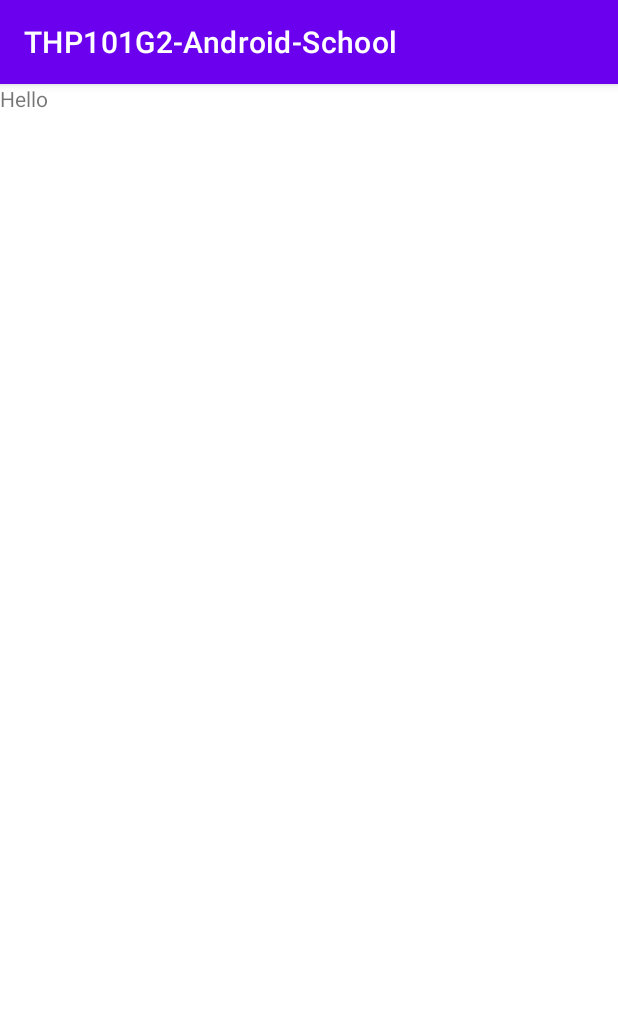
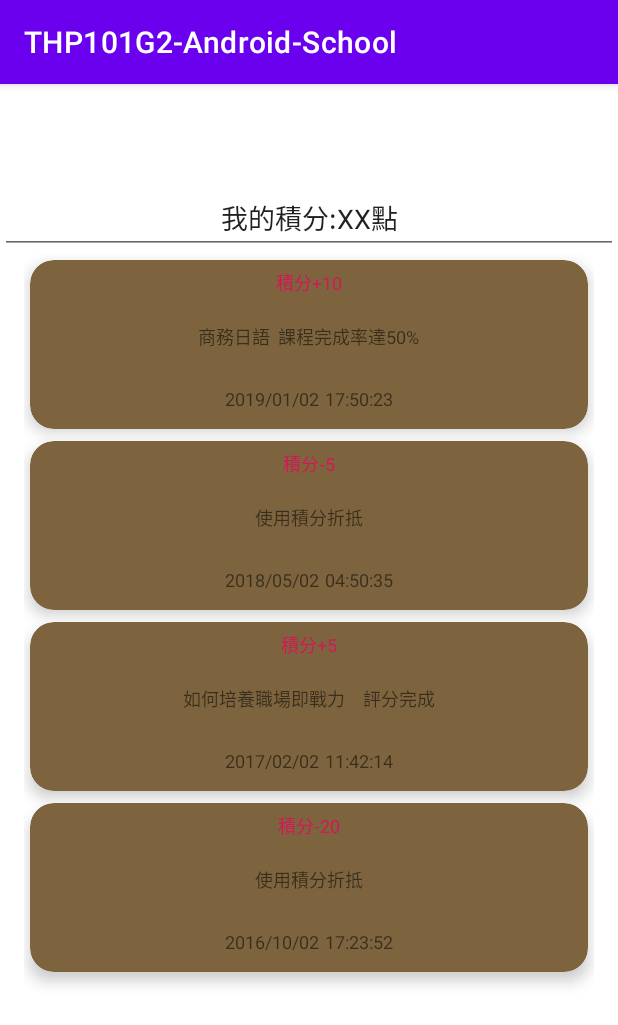
Before and after one commit to sonic711/THP101G2-Android-School, an Android app: the fragment PointFragment shown on its own in the app's theme, on a phone screen of 412 x 824 dp. Shown: the top 1025 px of the screen. Run offline under Robolectric (Android 15) with nearby library versions, the phone set to English and light mode, and no system bars; our stand-ins replace data binding.

Commit message:
獎勵 積分歷史紀錄畫面

```diff
--- /dev/null
+++ b/app/src/main/java/com/example/thp101g2_android_school/point/controller/PointAdapter.kt
@@ -0,0 +1,48 @@
+package com.example.thp101g2_android_school.point.controller
+
+import android.os.Bundle
+import android.view.LayoutInflater
+import android.view.ViewGroup
+import androidx.lifecycle.findViewTreeLifecycleOwner
+import androidx.recyclerview.widget.RecyclerView
+import com.example.thp101g2_android_school.databinding.FragmentPointBinding
+import com.example.thp101g2_android_school.databinding.FragmentPointItemviewBinding
+import com.example.thp101g2_android_school.point.model.Point
+import com.example.thp101g2_android_school.point.viewmodel.PointViewInfoModel
+
+class PointAdapter(private var reasons: List<Point>) :
+    RecyclerView.Adapter<PointAdapter.ReasonViewHolder>() {
+
+    fun updateReasons(reasons: List<Point>) {
+        this.reasons = reasons
+        notifyDataSetChanged()
+    }
+
+    class ReasonViewHolder(val itemViewBinding: FragmentPointItemviewBinding) :
+        RecyclerView.ViewHolder(itemViewBinding.root)
+
+
+    override fun getItemCount(): Int {
+        return reasons.size
+    }
+
+    override fun onCreateViewHolder(parent: ViewGroup, viewType: Int): ReasonViewHolder {
+        val itemViewBinding = FragmentPointItemviewBinding.inflate(
+            LayoutInflater.from(parent.context), parent, false
+        )
+        itemViewBinding.viewModel = PointViewInfoModel()
+        itemViewBinding.lifecycleOwner = parent.findViewTreeLifecycleOwner()
+        return ReasonViewHolder(itemViewBinding)
+    }
+
+    override fun onBindViewHolder(holder: ReasonViewHolder, position: Int) {
+        val reason = reasons[position]
+        with(holder) {
+            itemViewBinding.viewModel?.reason ?. value = reason
+            val bundle = Bundle()
+            bundle.putSerializable("reason", reason)
+
+        }
+    }
+
+}
--- a/app/src/main/java/com/example/thp101g2_android_school/point/controller/PointFragment.kt
+++ b/app/src/main/java/com/example/thp101g2_android_school/point/controller/PointFragment.kt
@@ -6,28 +6,40 @@ import androidx.fragment.app.Fragment
 import android.view.LayoutInflater
 import android.view.View
 import android.view.ViewGroup
+import androidx.fragment.app.viewModels
+import androidx.recyclerview.widget.LinearLayoutManager
 import com.example.thp101g2_android_school.R
+import com.example.thp101g2_android_school.databinding.FragmentPointBinding
 import com.example.thp101g2_android_school.point.viewmodel.PointViewModel
 
 class PointFragment : Fragment() {
+    private lateinit var binding:FragmentPointBinding
 
-    companion object {
-        fun newInstance() = PointFragment()
-    }
 
-    private lateinit var viewModel: PointViewModel
 
     override fun onCreateView(
         inflater: LayoutInflater, container: ViewGroup?,
         savedInstanceState: Bundle?
     ): View? {
-        return inflater.inflate(R.layout.fragment_point, container, false)
+        val viewModel:PointViewModel by viewModels()
+        binding = FragmentPointBinding.inflate(inflater, container,false)
+        binding.viewModel = viewModel
+        binding.lifecycleOwner = this
+        return  binding.root
     }
 
-    override fun onActivityCreated(savedInstanceState: Bundle?) {
-        super.onActivityCreated(savedInstanceState)
-        viewModel = ViewModelProvider(this).get(PointViewModel::class.java)
-        // TODO: Use the ViewModel
+
+    override fun onViewCreated(view: View, savedInstanceState: Bundle?) {
+       with(binding){
+           recyclerView.layoutManager = LinearLayoutManager(requireContext())
+           viewModel?.reasons?.observe(viewLifecycleOwner){
+                   reasons -> recyclerView.adapter = PointAdapter(reasons)
+           }
+       }
+
+
     }
 
+
+
 }
--- a/app/src/main/java/com/example/thp101g2_android_school/point/model/Point.kt
+++ b/app/src/main/java/com/example/thp101g2_android_school/point/model/Point.kt
@@ -1,4 +1,6 @@
 package com.example.thp101g2_android_school.point.model
 
-class Point {
+import java.io.Serializable
+
+class Point(val point:String,val reasonof:String, val timeof:String): Serializable {
 }
--- /dev/null
+++ b/app/src/main/java/com/example/thp101g2_android_school/point/viewmodel/PointViewInfoModel.kt
@@ -0,0 +1,9 @@
+package com.example.thp101g2_android_school.point.viewmodel
+
+import androidx.lifecycle.MutableLiveData
+import androidx.lifecycle.ViewModel
+import com.example.thp101g2_android_school.point.model.Point
+
+class PointViewInfoModel: ViewModel() {
+    val reason: MutableLiveData<Point> by lazy { MutableLiveData<Point>() }
+}
--- a/app/src/main/java/com/example/thp101g2_android_school/point/viewmodel/PointViewModel.kt
+++ b/app/src/main/java/com/example/thp101g2_android_school/point/viewmodel/PointViewModel.kt
@@ -1,7 +1,39 @@
 package com.example.thp101g2_android_school.point.viewmodel
 
+import androidx.lifecycle.MutableLiveData
 import androidx.lifecycle.ViewModel
+import com.example.thp101g2_android_school.point.model.Point
 
 class PointViewModel : ViewModel() {
-    // TODO: Implement the ViewModel
+    private var reasonList = mutableListOf<Point>()
+    val reasons: MutableLiveData<List<Point>> by lazy { MutableLiveData<List<Point>>() }
+
+    init {
+        loadReasons()
+    }
+
+
+    private fun loadReasons() {
+        val point1 = "積分+10"
+        val point2 = "積分-5"
+        val point3 = "積分+5"
+        val point4 = "積分-20"
+        val reason1 = "商務日語\t課程完成率達50%"
+        val reason2 = "使用積分折抵"
+        val reason3 = "如何培養職場即戰力\t評分完成"
+        val reason4 = "使用積分折抵"
+        val dateString1 = "2019/01/02\t17:50:23"
+        val dateString2 = "2018/05/02\t04:50:35"
+        val dateString3 = "2017/02/02\t11:42:14"
+        val dateString4 = "2016/10/02\t17:23:52"
+        val reasonList = mutableListOf<Point>()
+        reasonList.add(Point(point1,reason1,dateString1))
+        reasonList.add(Point(point2,reason2,dateString2))
+        reasonList.add(Point(point3,reason3,dateString3))
+        reasonList.add(Point(point4,reason4,dateString4))
+        this.reasonList = reasonList
+        this.reasons.value = reasonList
+
+
+    }
 }
--- a/app/src/main/res/layout/fragment_point.xml
+++ b/app/src/main/res/layout/fragment_point.xml
@@ -1,13 +1,44 @@
 <?xml version="1.0" encoding="utf-8"?>
-<FrameLayout xmlns:android="http://schemas.android.com/apk/res/android"
+<layout xmlns:android="http://schemas.android.com/apk/res/android"
+    xmlns:app="http://schemas.android.com/apk/res-auto"
     xmlns:tools="http://schemas.android.com/tools"
-    android:layout_width="match_parent"
-    android:layout_height="match_parent"
     tools:context=".point.controller.PointFragment">
 
-    <TextView
+    <data>
+
+        <variable
+            name="viewModel"
+            type="com.example.thp101g2_android_school.point.viewmodel.PointViewModel" />
+    </data>
+
+    <androidx.constraintlayout.widget.ConstraintLayout
         android:layout_width="match_parent"
-        android:layout_height="match_parent"
-        android:text="Hello" />
+        android:layout_height="match_parent">
 
-</FrameLayout>
+        <androidx.recyclerview.widget.RecyclerView
+            android:id="@+id/recyclerView"
+            android:layout_width="0dp"
+            android:layout_height="0dp"
+            android:layout_marginStart="16dp"
+            android:layout_marginEnd="16dp"
+            android:layout_marginBottom="50dp"
+            app:layout_constraintBottom_toBottomOf="parent"
+            app:layout_constraintEnd_toEndOf="parent"
+            app:layout_constraintStart_toStartOf="parent"
+            app:layout_constraintTop_toBottomOf="@+id/etAllPoint"
+            app:layout_constraintVertical_bias="0.0" />
+
+        <EditText
+            android:id="@+id/etAllPoint"
+            android:layout_width="0dp"
+            android:layout_height="wrap_content"
+            android:layout_marginTop="66dp"
+            android:ems="10"
+            android:inputType="textPersonName"
+            android:text="我的積分:XX點"
+            android:gravity="center_horizontal"
+            app:layout_constraintEnd_toEndOf="parent"
+            app:layout_constraintStart_toStartOf="parent"
+            app:layout_constraintTop_toTopOf="parent" />
+    </androidx.constraintlayout.widget.ConstraintLayout>
+</layout>
--- /dev/null
+++ b/app/src/main/res/layout/fragment_point_itemview.xml
@@ -0,0 +1,63 @@
+<?xml version="1.0" encoding="utf-8"?>
+<layout xmlns:android="http://schemas.android.com/apk/res/android"
+    xmlns:app="http://schemas.android.com/apk/res-auto"
+    xmlns:tools="http://schemas.android.com/tools">
+
+    <data>
+
+        <variable
+            name="viewModel"
+            type="com.example.thp101g2_android_school.point.viewmodel.PointViewInfoModel" />
+    </data>
+
+
+
+
+        <androidx.cardview.widget.CardView
+            android:layout_width="match_parent"
+            android:layout_height="wrap_content"
+            android:layout_margin="4dp"
+            android:foreground="?selectableItemBackground"
+            app:cardBackgroundColor="#7D643E"
+            app:cardCornerRadius="16dp"
+            app:cardElevation="6dp">
+
+        <LinearLayout
+            android:layout_width="match_parent"
+            android:layout_height="match_parent"
+            android:orientation="vertical">
+
+            <TextView
+                android:id="@+id/tvBianPoints"
+                android:layout_width="wrap_content"
+                android:layout_height="wrap_content"
+                android:layout_margin="6dp"
+                android:text="@{viewModel.reason.point}"
+                android:layout_gravity="center_horizontal"
+                android:textColor="#DA1457"
+                android:textSize="12sp" />
+
+            <TextView
+                android:id="@+id/tvDateOfCh"
+                android:layout_width="wrap_content"
+                android:layout_height="wrap_content"
+                android:layout_margin="12dp"
+                android:text="@{viewModel.reason.reasonof}"
+                android:layout_gravity="center_horizontal"
+                android:textSize="12sp" />
+
+
+            <TextView
+                android:id="@+id/tvReasonCh"
+                android:layout_width="wrap_content"
+                android:layout_height="wrap_content"
+                android:layout_margin="12dp"
+                android:layout_gravity="center_horizontal"
+                android:text="@{viewModel.reason.timeof}"
+                android:textSize="12sp" />
+
+
+        </LinearLayout>
+    </androidx.cardview.widget.CardView>
+
+</layout>
```
